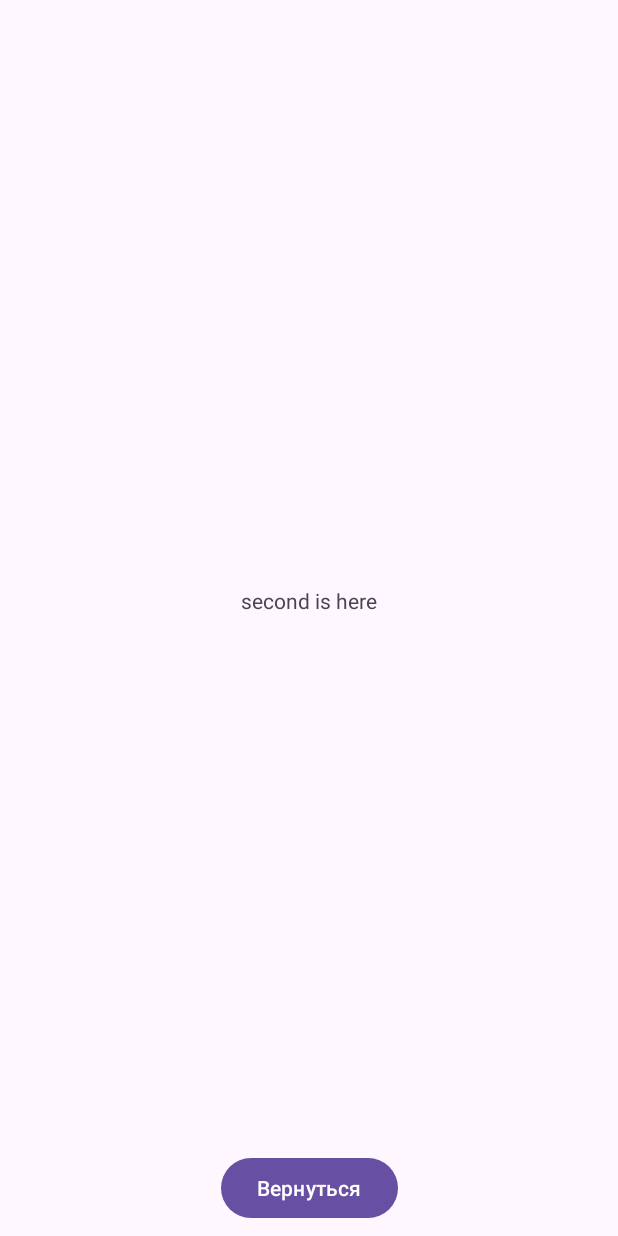
After one commit to TopsyCretts/trainAndroid, an Android app: the Second screen opened through its navigation route, on a phone screen of 412 x 824 dp. The commit adds this screen. Run offline under Robolectric (Android 15) with nearby library versions, the phone set to English and light mode, and no system bars; Roboto replaces fonts that are not available here.

Commit message:
added navigation example

```diff
--- a/app/build.gradle.kts
+++ b/app/build.gradle.kts
@@ -36,6 +36,8 @@ dependencies {
     implementation("androidx.constraintlayout:constraintlayout:2.1.4")
     implementation("pl.droidsonroids.gif:android-gif-drawable:1.2.22")
     implementation("androidx.fragment:fragment:1.3.6")
+    implementation("androidx.navigation:navigation-fragment:2.7.5")
+    implementation("androidx.navigation:navigation-ui:2.7.5")
     testImplementation("junit:junit:4.13.2")
     androidTestImplementation("androidx.test.ext:junit:1.1.5")
     androidTestImplementation("androidx.test.espresso:espresso-core:3.5.1")
--- a/app/src/main/AndroidManifest.xml
+++ b/app/src/main/AndroidManifest.xml
@@ -12,6 +12,9 @@
         android:supportsRtl="true"
         android:theme="@style/Theme.TrainAndroid"
         tools:targetApi="31">
+        <activity
+            android:name=".Experimental"
+            android:exported="false" />
         <activity
             android:name=".CatsAct"
             android:exported="false" />
--- /dev/null
+++ b/app/src/main/java/com/example/trainandroid/Experimental.java
@@ -0,0 +1,20 @@
+package com.example.trainandroid;
+
+import androidx.appcompat.app.AppCompatActivity;
+import androidx.fragment.app.FragmentContainerView;
+
+import android.os.Bundle;
+import android.view.View;
+import android.widget.Button;
+
+public class Experimental extends AppCompatActivity {
+
+    @Override
+    protected void onCreate(Bundle savedInstanceState) {
+        super.onCreate(savedInstanceState);
+        setContentView(R.layout.activity_experimental);
+        Button back = findViewById(R.id.back_btn);
+        FragmentContainerView containerView = findViewById(R.id.fragmentContainerView);
+        back.setOnClickListener(v -> finish());
+    }
+}
--- /dev/null
+++ b/app/src/main/java/com/example/trainandroid/First.java
@@ -0,0 +1,69 @@
+package com.example.trainandroid;
+
+import android.os.Bundle;
+
+import androidx.fragment.app.Fragment;
+import androidx.navigation.Navigation;
+
+import android.view.LayoutInflater;
+import android.view.View;
+import android.view.ViewGroup;
+import android.widget.Button;
+
+/**
+ * A simple {@link Fragment} subclass.
+ * Use the {@link First#newInstance} factory method to
+ * create an instance of this fragment.
+ */
+public class First extends Fragment {
+
+    // TODO: Rename parameter arguments, choose names that match
+    // the fragment initialization parameters, e.g. ARG_ITEM_NUMBER
+    private static final String ARG_PARAM1 = "param1";
+    private static final String ARG_PARAM2 = "param2";
+
+    // TODO: Rename and change types of parameters
+    private String mParam1;
+    private String mParam2;
+
+    public First() {
+        // Required empty public constructor
+    }
+
+    /**
+     * Use this factory method to create a new instance of
+     * this fragment using the provided parameters.
+     *
+     * @param param1 Parameter 1.
+     * @param param2 Parameter 2.
+     * @return A new instance of fragment First.
+     */
+    // TODO: Rename and change types and number of parameters
+    public static First newInstance(String param1, String param2) {
+        First fragment = new First();
+        Bundle args = new Bundle();
+        args.putString(ARG_PARAM1, param1);
+        args.putString(ARG_PARAM2, param2);
+        fragment.setArguments(args);
+        return fragment;
+    }
+
+    @Override
+    public void onCreate(Bundle savedInstanceState) {
+        super.onCreate(savedInstanceState);
+        if (getArguments() != null) {
+            mParam1 = getArguments().getString(ARG_PARAM1);
+            mParam2 = getArguments().getString(ARG_PARAM2);
+        }
+    }
+
+    @Override
+    public View onCreateView(LayoutInflater inflater, ViewGroup container,
+                             Bundle savedInstanceState) {
+        // Inflate the layout for this fragment
+        final View view = inflater.inflate(R.layout.fragment_first, container, false);
+        Button btn = (Button) view.findViewById(R.id.nav_btn);
+        btn.setOnClickListener(v -> Navigation.findNavController(view).navigate(R.id.action_first_to_second));
+        return view;
+    }
+}
--- a/app/src/main/java/com/example/trainandroid/KissCatFrag.java
+++ b/app/src/main/java/com/example/trainandroid/KissCatFrag.java
@@ -1,5 +1,6 @@
 package com.example.trainandroid;
 
+import android.content.Intent;
 import android.media.MediaPlayer;
 import android.os.Bundle;
 
@@ -28,9 +29,10 @@ public class KissCatFrag extends Fragment {
     @Override
     public void onViewCreated(@NonNull View view, @Nullable Bundle savedInstanceState) {
         super.onViewCreated(view, savedInstanceState);
-        Button start, loop;
+        Button start, loop, exp;
         start = view.findViewById(R.id.start_mrr);
         loop = view.findViewById(R.id.lopp_murr);
+        exp = view.findViewById(R.id.exp_button);
         MediaPlayer mrrrSound = MediaPlayer.create(getContext(),R.raw.mrrr);
         MediaPlayer murSound = MediaPlayer.create(getContext(), R.raw.urr);
         GifImageView gif = view.findViewById(R.id.murr_cat);
@@ -76,6 +78,7 @@ public class KissCatFrag extends Fragment {
 
             }
         });
+        exp.setOnClickListener(v -> startActivity(new Intent(getContext(), Experimental.class)));
 
     }
 }
--- /dev/null
+++ b/app/src/main/java/com/example/trainandroid/Second.java
@@ -0,0 +1,64 @@
+package com.example.trainandroid;
+
+import android.os.Bundle;
+
+import androidx.fragment.app.Fragment;
+
+import android.view.LayoutInflater;
+import android.view.View;
+import android.view.ViewGroup;
+
+/**
+ * A simple {@link Fragment} subclass.
+ * Use the {@link Second#newInstance} factory method to
+ * create an instance of this fragment.
+ */
+public class Second extends Fragment {
+
+    // TODO: Rename parameter arguments, choose names that match
+    // the fragment initialization parameters, e.g. ARG_ITEM_NUMBER
+    private static final String ARG_PARAM1 = "param1";
+    private static final String ARG_PARAM2 = "param2";
+
+    // TODO: Rename and change types of parameters
+    private String mParam1;
+    private String mParam2;
+
+    public Second() {
+        // Required empty public constructor
+    }
+
+    /**
+     * Use this factory method to create a new instance of
+     * this fragment using the provided parameters.
+     *
+     * @param param1 Parameter 1.
+     * @param param2 Parameter 2.
+     * @return A new instance of fragment Second.
+     */
+    // TODO: Rename and change types and number of parameters
+    public static Second newInstance(String param1, String param2) {
+        Second fragment = new Second();
+        Bundle args = new Bundle();
+        args.putString(ARG_PARAM1, param1);
+        args.putString(ARG_PARAM2, param2);
+        fragment.setArguments(args);
+        return fragment;
+    }
+
+    @Override
+    public void onCreate(Bundle savedInstanceState) {
+        super.onCreate(savedInstanceState);
+        if (getArguments() != null) {
+            mParam1 = getArguments().getString(ARG_PARAM1);
+            mParam2 = getArguments().getString(ARG_PARAM2);
+        }
+    }
+
+    @Override
+    public View onCreateView(LayoutInflater inflater, ViewGroup container,
+                             Bundle savedInstanceState) {
+        // Inflate the layout for this fragment
+        return inflater.inflate(R.layout.fragment_second, container, false);
+    }
+}
--- /dev/null
+++ b/app/src/main/res/layout/activity_experimental.xml
@@ -0,0 +1,34 @@
+<?xml version="1.0" encoding="utf-8"?>
+<androidx.constraintlayout.widget.ConstraintLayout xmlns:android="http://schemas.android.com/apk/res/android"
+    xmlns:app="http://schemas.android.com/apk/res-auto"
+    xmlns:tools="http://schemas.android.com/tools"
+    android:layout_width="match_parent"
+    android:layout_height="match_parent"
+    tools:context=".Experimental">
+
+    <androidx.fragment.app.FragmentContainerView
+        android:id="@+id/fragmentContainerView"
+        android:name="androidx.navigation.fragment.NavHostFragment"
+        android:layout_width="0dp"
+        android:layout_height="0dp"
+        android:layout_marginLeft="32dp"
+        android:layout_marginTop="32dp"
+        android:layout_marginRight="32dp"
+        app:defaultNavHost="true"
+        app:layout_constraintBottom_toTopOf="@+id/back_btn"
+        app:layout_constraintLeft_toLeftOf="parent"
+        app:layout_constraintRight_toRightOf="parent"
+        app:layout_constraintTop_toTopOf="parent"
+        app:navGraph="@navigation/nav_graph" />
+
+    <Button
+        android:id="@+id/back_btn"
+        android:layout_width="wrap_content"
+        android:layout_height="wrap_content"
+        android:layout_marginBottom="8dp"
+        android:text="@string/back_btn"
+        app:layout_constraintBottom_toBottomOf="parent"
+        app:layout_constraintEnd_toEndOf="parent"
+        app:layout_constraintStart_toStartOf="parent" />
+
+</androidx.constraintlayout.widget.ConstraintLayout>
--- /dev/null
+++ b/app/src/main/res/layout/fragment_second.xml
@@ -0,0 +1,24 @@
+<?xml version="1.0" encoding="utf-8"?>
+<FrameLayout xmlns:android="http://schemas.android.com/apk/res/android"
+    xmlns:app="http://schemas.android.com/apk/res-auto"
+    xmlns:tools="http://schemas.android.com/tools"
+    android:layout_width="match_parent"
+    android:layout_height="match_parent"
+    tools:context=".Second">
+
+    <androidx.constraintlayout.widget.ConstraintLayout
+        android:layout_width="match_parent"
+        android:layout_height="match_parent">
+
+        <TextView
+            android:id="@+id/textView"
+            android:layout_width="wrap_content"
+            android:layout_height="wrap_content"
+            android:text="second is here"
+            app:layout_constraintBottom_toBottomOf="parent"
+            app:layout_constraintEnd_toEndOf="parent"
+            app:layout_constraintStart_toStartOf="parent"
+            app:layout_constraintTop_toTopOf="parent" />
+
+    </androidx.constraintlayout.widget.ConstraintLayout>
+</FrameLayout>
--- /dev/null
+++ b/app/src/main/res/navigation/nav_graph.xml
@@ -0,0 +1,22 @@
+<?xml version="1.0" encoding="utf-8"?>
+<navigation xmlns:android="http://schemas.android.com/apk/res/android"
+    xmlns:app="http://schemas.android.com/apk/res-auto"
+    xmlns:tools="http://schemas.android.com/tools"
+    android:id="@+id/nav_graph"
+    app:startDestination="@id/first">
+
+    <fragment
+        android:id="@+id/first"
+        android:name="com.example.trainandroid.First"
+        android:label="fragment_first"
+        tools:layout="@layout/fragment_first" >
+        <action
+            android:id="@+id/action_first_to_second"
+            app:destination="@id/second" />
+    </fragment>
+    <fragment
+        android:id="@+id/second"
+        android:name="com.example.trainandroid.Second"
+        android:label="fragment_second"
+        tools:layout="@layout/fragment_second" />
+</navigation>
--- a/app/src/main/res/values/strings.xml
+++ b/app/src/main/res/values/strings.xml
@@ -20,4 +20,7 @@
     <string name="enter_name">Введите имя</string>
     <string name="add_to_catList">Добавить в список</string>
 
+    <string name="exp_btn">Экспа</string>
+
+
 </resources>
```
Also changed, not shown: app/src/main/res/layout/fragment_first.xml (added, +23 -0 lines), app/src/main/res/layout/fragment_kiss_cat.xml (+12 -0 lines).
